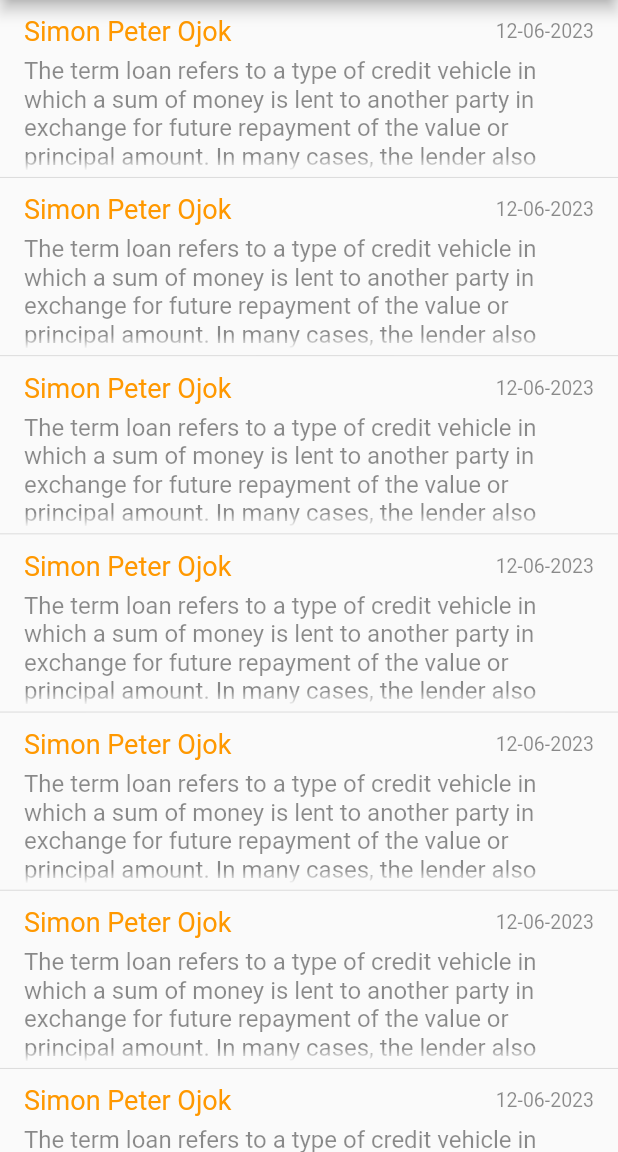
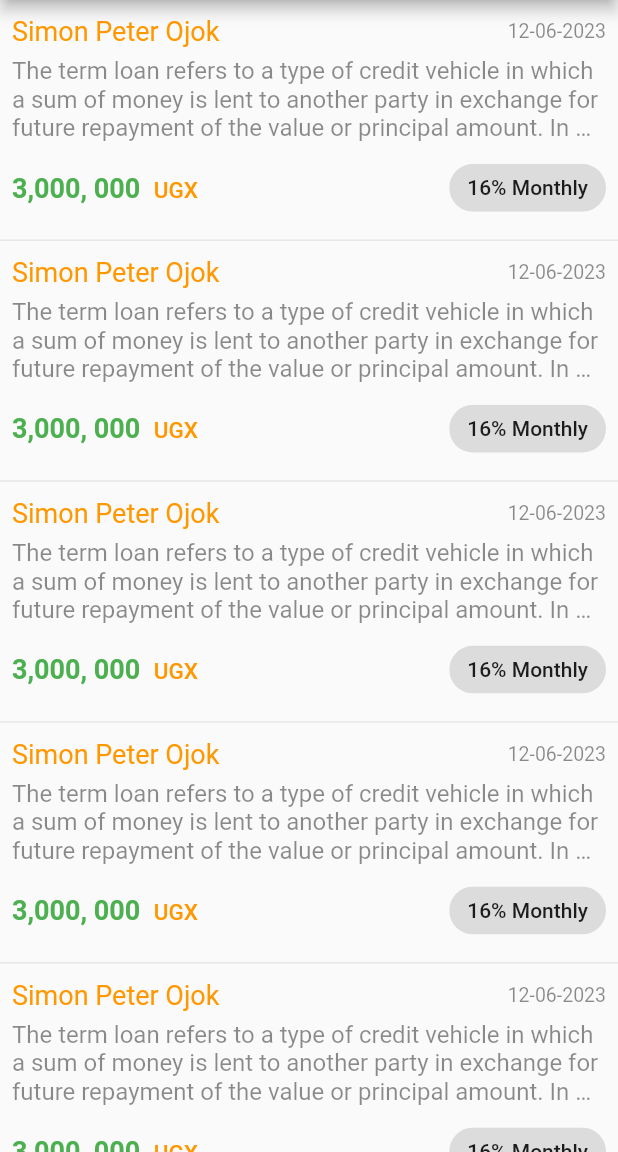
Before and after one commit to simonpojok/ideal, a Flutter app: the DealsScreen screen opened directly, on a phone screen of 412 x 824 dp, the part 84-1236 px from its top. Run offline on Flutter 3.47's test engine with Material 2 defaults, Android fonts, the phone set to English and light mode, and no system bars; our stand-ins replace firebase_auth, firebase_core, flutter_rating_bar, flutter_svg; accounts and stored records are empty.

Commit message:
designing the details list

```diff
--- a/lib/src/screens/deals/deals_screen.dart
+++ b/lib/src/screens/deals/deals_screen.dart
@@ -28,30 +28,15 @@ class _DealsScreenState extends State<DealsScreen> {
       body: ListView.separated(
         itemBuilder: (BuildContext context, int index) {
           return ListTile(
+            contentPadding: EdgeInsets.symmetric(
+              horizontal: kDefaultPadding * .5,
+            ),
             title: Container(
               width: double.infinity,
               padding: EdgeInsets.symmetric(vertical: kDefaultPadding * .4),
               child: Row(
                 mainAxisAlignment: MainAxisAlignment.spaceBetween,
                 children: [
-                  // RichText(
-                  //   text: TextSpan(
-                  //       text: "3,000, 000\t\t",
-                  //       style: Theme.of(context).textTheme.headline6!.copyWith(
-                  //             color: Colors.black54,
-                  //             fontSize: 18,
-                  //           ),
-                  //       children: [
-                  //         TextSpan(
-                  //           text: "UGX",
-                  //           style:
-                  //               Theme.of(context).textTheme.headline6!.copyWith(
-                  //                     color: Colors.orange,
-                  //                     fontSize: 15,
-                  //                   ),
-                  //         )
-                  //       ]),
-                  // ),
                   Text(
                     "Simon Peter Ojok",
                     style: Theme.of(context).textTheme.headline5!.copyWith(
@@ -80,9 +65,50 @@ class _DealsScreenState extends State<DealsScreen> {
                           color: Colors.black45,
                           fontSize: 16,
                         ),
-                    maxLines: 4,
-                    overflow: TextOverflow.fade,
+                    maxLines: 3,
+                    overflow: TextOverflow.ellipsis,
                   ),
+                  Container(
+                    margin:
+                        EdgeInsets.symmetric(vertical: kDefaultPadding * .4),
+                    child: Row(
+                      mainAxisAlignment: MainAxisAlignment.spaceBetween,
+                      children: [
+                        RichText(
+                          text: TextSpan(
+                              text: "3,000, 000\t\t",
+                              style: Theme.of(context)
+                                  .textTheme
+                                  .headline6!
+                                  .copyWith(
+                                    color: Colors.green,
+                                    fontSize: 18,
+                                    fontWeight: FontWeight.bold,
+                                  ),
+                              children: [
+                                TextSpan(
+                                  text: "UGX",
+                                  style: Theme.of(context)
+                                      .textTheme
+                                      .headline6!
+                                      .copyWith(
+                                        color: Colors.orange,
+                                        fontSize: 15,
+                                      ),
+                                )
+                              ]),
+                        ),
+                        Chip(
+                          label: const Text('16% Monthly'),
+                        ),
+                      ],
+                    ),
+                  ),
+                  // Container(
+                  //   height: 50,
+                  //   width: double.infinity,
+                  //   color: Colors.greenAccent,
+                  // )
                 ],
               ),
             ),
```
